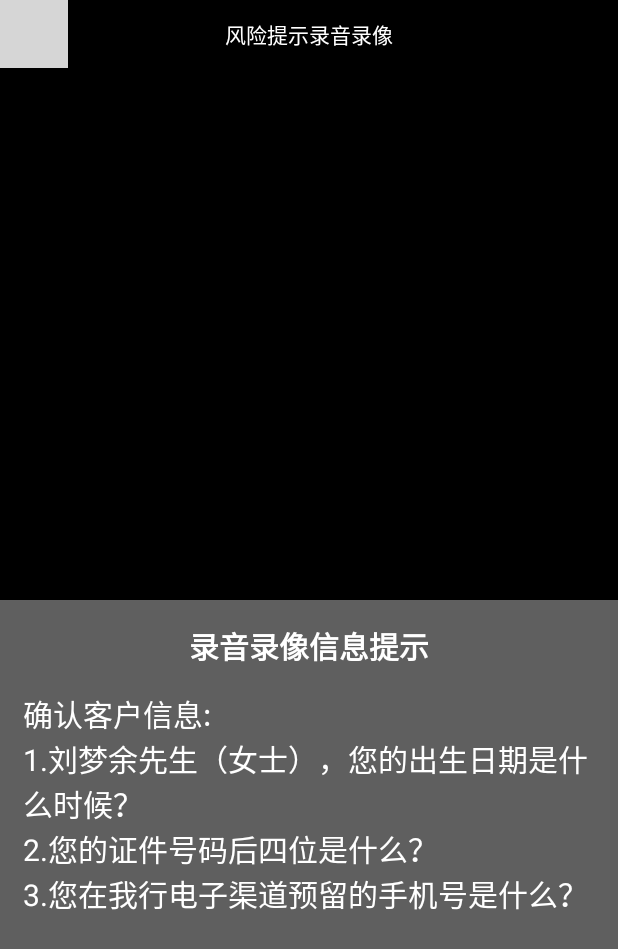
After one commit to THE-PRIDE/OpenGlT, an Android app: the layout activity_hw_video_main.xml on its own in the app's theme, with its tools: preview values and no code run, on a phone screen of 412 x 824 dp. The commit adds this screen. Shown: the top 949 px of the screen. Run offline under Robolectric (Android 15) with nearby library versions, the phone set to English and light mode, and no system bars; grey boxes are pictures that could not be loaded.

Commit message:
一些布局文件

```diff
--- /dev/null
+++ b/app/src/main/res/layout/activity_hw_video_main.xml
@@ -0,0 +1,68 @@
+<?xml version="1.0" encoding="utf-8"?>
+<LinearLayout xmlns:android="http://schemas.android.com/apk/res/android"
+    android:layout_width="match_parent"
+    android:layout_height="match_parent"
+    android:background="#5f5f5f"
+    android:orientation="vertical">
+
+    <FrameLayout
+        android:layout_width="match_parent"
+        android:layout_height="400dp">
+
+        <FrameLayout
+            android:id="@+id/fyt_local"
+            android:layout_width="match_parent"
+            android:layout_height="match_parent"
+            android:background="#000" />
+
+        <RelativeLayout
+            android:layout_width="match_parent"
+            android:layout_height="45dp">
+
+
+            <ImageView
+                android:id="@+id/img_hw_back"
+                android:layout_width="45dp"
+                android:layout_height="45dp"
+                android:src="@drawable/webview_back" />
+
+            <TextView
+                android:layout_width="wrap_content"
+                android:layout_height="match_parent"
+                android:layout_centerHorizontal="true"
+                android:gravity="center"
+                android:text="风险提示录音录像"
+                android:textColor="#FFFFFF" />
+
+        </RelativeLayout>
+
+
+    </FrameLayout>
+
+    <TextView
+        android:id="@+id/tv_conn_info"
+        android:layout_width="match_parent"
+        android:layout_height="wrap_content"
+        android:gravity="center"
+        android:paddingTop="15dp"
+        android:text="录音录像信息提示"
+        android:textColor="#FFFFFF"
+        android:textSize="20sp"
+        android:textStyle="bold" />
+
+    <ScrollView
+        android:layout_width="match_parent"
+        android:layout_height="match_parent"
+        android:scrollbars="none">
+
+        <TextView
+            android:id="@+id/tv_hw_video_msg"
+            android:layout_width="match_parent"
+            android:layout_height="wrap_content"
+            android:padding="15dp"
+            android:text="确认客户信息:\n1.刘梦余先生（女士），您的出生日期是什么时候？\n2.您的证件号码后四位是什么？\n3.您在我行电子渠道预留的手机号是什么？"
+            android:textColor="#FFF"
+            android:textSize="20sp" />
+    </ScrollView>
+
+</LinearLayout>
```
Also changed, not shown: app/src/main/res/layout/activity_dialog_test_layout.xml (added, +12 -0 lines), app/src/main/res/layout/activity_loading_main.xml (added, +13 -0 lines), app/src/main/res/layout/activity_pdf_main.xml (+7 -0 lines), app/src/main/res/layout/activity_pdf_webview.xml (added, +12 -0 lines), app/src/main/res/layout/activity_timercount_f.xml (added, +12 -0 lines), app/src/main/res/layout/activity_timercount_s.xml (added, +13 -0 lines), app/src/main/res/layout/activity_viewpager_main.xml (added, +12 -0 lines), app/src/main/res/layout/dialog_default_layout.xml (added, +74 -0 lines), app/src/main/res/layout/fragment_viewpager_f.xml (added, +10 -0 lines), app/src/main/res/layout/fragment_viewpager_s.xml (added, +10 -0 lines), app/src/main/res/layout/fragment_viewpager_t.xml (added, +10 -0 lines).
